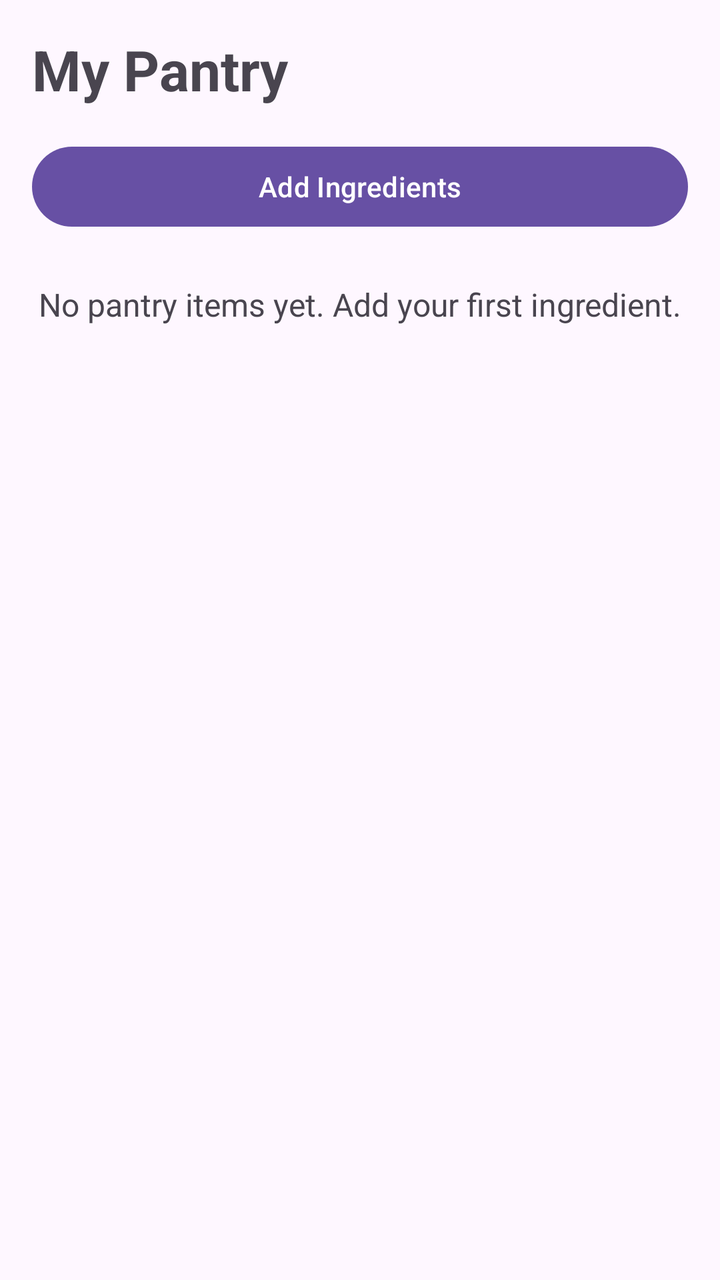
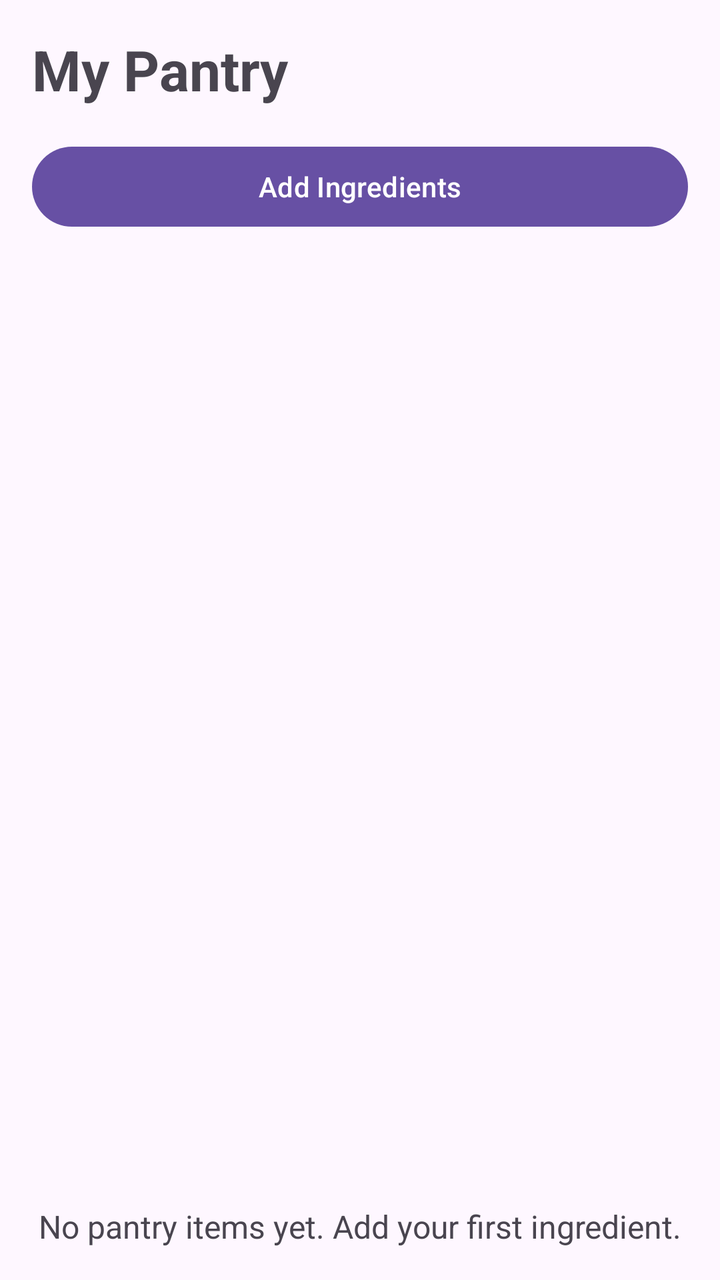

An Android layout rendered at two revisions. The XML below is the earlier revision; the diff shows what the commit changed to produce the second picture.
<!-- AndroidManifest.xml: application theme Theme.SmartPantryManager -->
<!-- res/layout/activity_main.xml -->
<?xml version="1.0" encoding="utf-8"?>
<LinearLayout xmlns:android="http://schemas.android.com/apk/res/android"
    android:layout_width="match_parent"
    android:id="@+id/main"
    android:layout_height="match_parent"
    android:orientation="vertical"
    android:padding="16dp">

    <TextView
        android:layout_width="match_parent"
        android:layout_height="wrap_content"
        android:text="@string/my_pantry"
        android:textSize="28sp"
        android:textStyle="bold"
        android:paddingBottom="16dp" />

    <Button
        android:id="@+id/buttonAddIngredient"
        android:layout_width="match_parent"
        android:layout_height="wrap_content"
        android:text="@string/add_ingredient"
        android:textAllCaps="false" />

    <TextView
        android:id="@+id/textEmptyPantry"
        android:layout_width="match_parent"
        android:layout_height="wrap_content"
        android:layout_marginTop="24dp"
        android:gravity="center"
        android:text="@string/empty_pantry_message"
        android:textSize="16sp" />

</LinearLayout>
<!-- resources referenced by this layout -->
<resources>
  <string name="add_ingredient">Add Ingredients</string>
  <string name="empty_pantry_message">No pantry items yet. Add your first ingredient.</string>
  <string name="my_pantry">My Pantry</string>
  <style name="Theme.SmartPantryManager" parent="Base.Theme.SmartPantryManager" />
  <style name="Base.Theme.SmartPantryManager" parent="Theme.Material3.DayNight.NoActionBar">
          
          
      </style>
</resources>

<!-- the commit's change to res/layout/activity_main.xml (unified diff, before → after) -->
@@ -1,5 +1,6 @@
 <?xml version="1.0" encoding="utf-8"?>
 <LinearLayout xmlns:android="http://schemas.android.com/apk/res/android"
+    xmlns:tools="http://schemas.android.com/tools"
     android:layout_width="match_parent"
     android:id="@+id/main"
     android:layout_height="match_parent"
@@ -21,6 +22,14 @@
         android:text="@string/add_ingredient"
         android:textAllCaps="false" />
 
+    <androidx.recyclerview.widget.RecyclerView
+        android:id="@+id/pantryRecyclerView"
+        android:layout_width="match_parent"
+        android:layout_height="0dp"
+        android:layout_marginTop="16dp"
+        android:layout_weight="1"
+        tools:visibility="gone" />
+
     <TextView
         android:id="@+id/textEmptyPantry"
         android:layout_width="match_parent"
